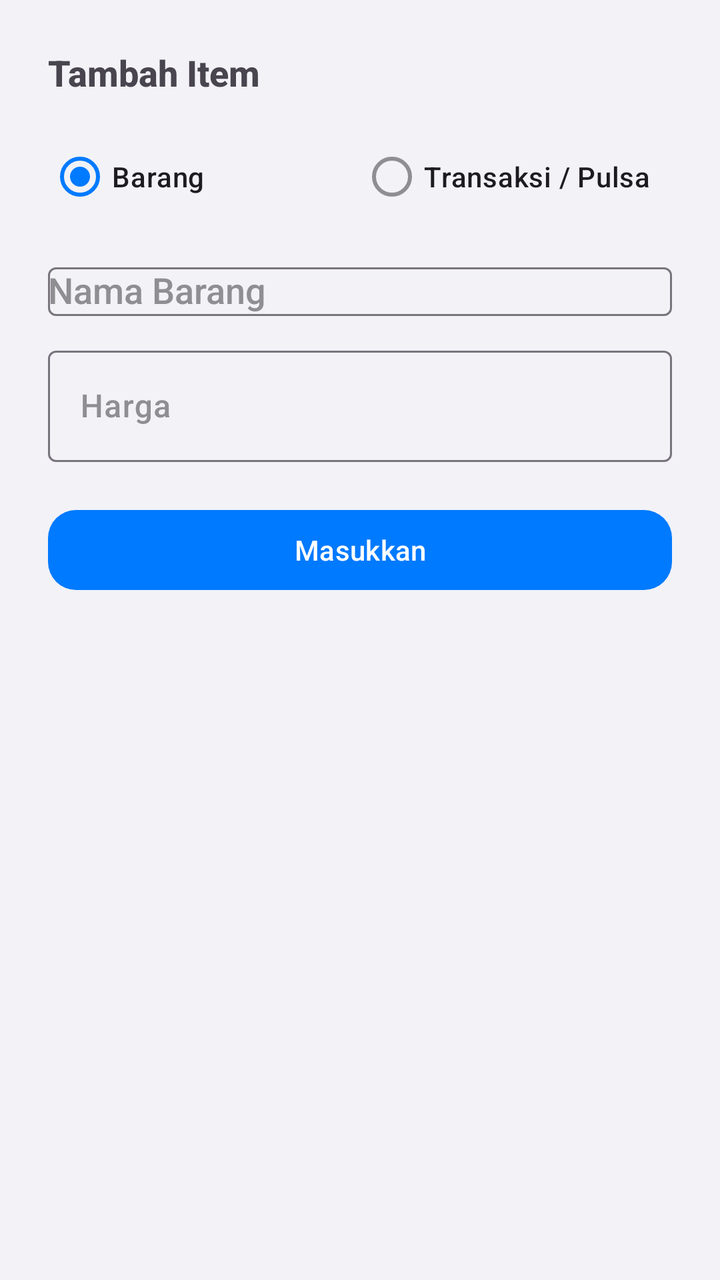
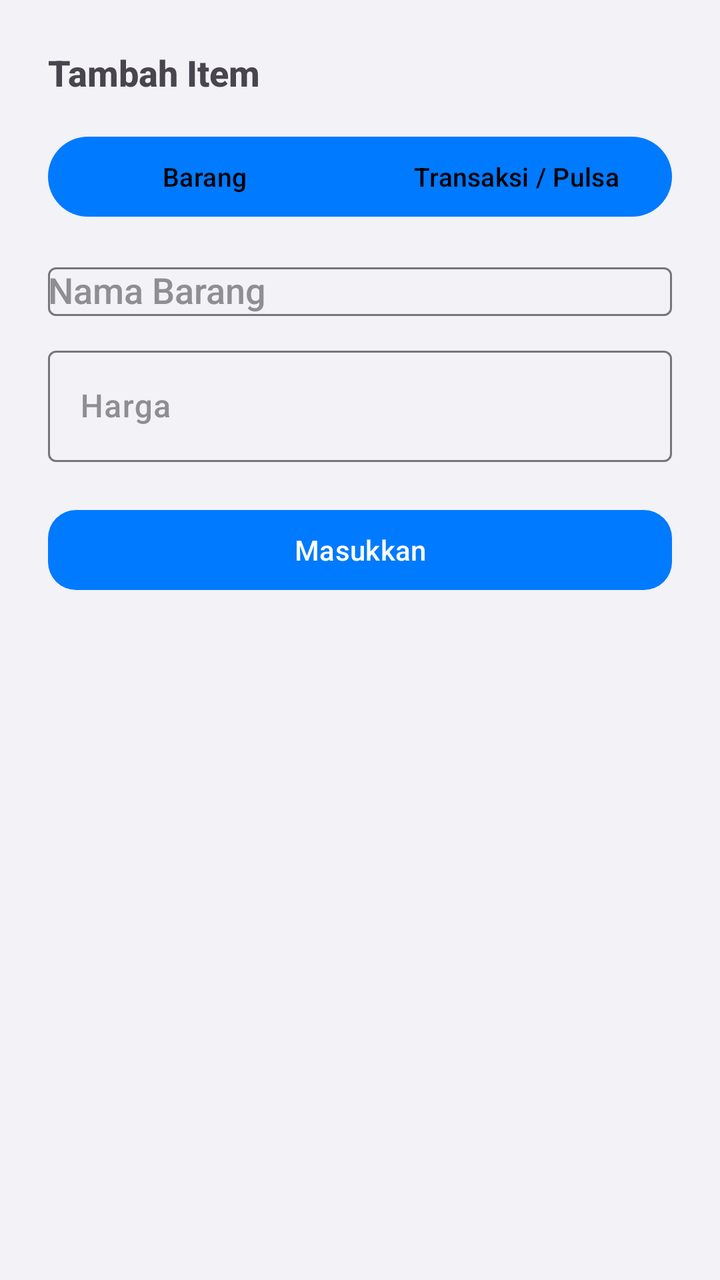

Two renders of the same Android screen: before a commit and after it. Below are the layout's source before the change and the commit's diff.
<!-- AndroidManifest.xml: application theme Theme.KasirAksesoris -->
<!-- res/layout/dialog_add_item.xml -->
<?xml version="1.0" encoding="utf-8"?>
<LinearLayout xmlns:android="http://schemas.android.com/apk/res/android"
    xmlns:app="http://schemas.android.com/apk/res-auto"
    android:layout_width="match_parent"
    android:layout_height="wrap_content"
    android:orientation="vertical"
    android:padding="24dp">

    <TextView
        android:id="@+id/tvJudulDialog"
        android:layout_width="wrap_content"
        android:layout_height="wrap_content"
        android:text="Tambah Item"
        android:textStyle="bold"
        android:textSize="18sp"
        android:layout_marginBottom="16dp" />

    <RadioGroup
        android:id="@+id/radioGroupTipe"
        android:layout_width="match_parent"
        android:layout_height="wrap_content"
        android:orientation="horizontal"
        android:layout_marginBottom="16dp">

        <RadioButton
            android:id="@+id/radioBarang"
            android:layout_width="0dp"
            android:layout_height="wrap_content"
            android:layout_weight="1"
            android:text="Barang"
            android:buttonTint="@color/radio_tint"
            android:checked="true" />

        <RadioButton
            android:id="@+id/radioPulsa"
            android:layout_width="0dp"
            android:layout_height="wrap_content"
            android:layout_weight="1"
            android:text="Transaksi / Pulsa"
            android:buttonTint="@color/radio_tint" />
    </RadioGroup>

    <com.google.android.material.textfield.TextInputLayout
        android:id="@+id/tilNama"
        android:layout_width="match_parent"
        android:layout_height="wrap_content"
        android:hint="Nama Barang">

        <AutoCompleteTextView
            android:id="@+id/etNama"
            android:layout_width="match_parent"
            android:layout_height="wrap_content"
            android:inputType="textCapWords"
            android:completionThreshold="1" />
    </com.google.android.material.textfield.TextInputLayout>

    <com.google.android.material.textfield.TextInputLayout
        android:id="@+id/tilHarga"
        android:layout_width="match_parent"
        android:layout_height="wrap_content"
        android:layout_marginTop="12dp"
        android:hint="Harga">

        <com.google.android.material.textfield.TextInputEditText
            android:id="@+id/etHarga"
            android:layout_width="match_parent"
            android:layout_height="wrap_content"
            android:inputType="number" />
    </com.google.android.material.textfield.TextInputLayout>

    <com.google.android.material.button.MaterialButton
        android:id="@+id/btnMasukkan"
        android:layout_width="match_parent"
        android:layout_height="wrap_content"
        android:layout_marginTop="20dp"
        android:text="Masukkan" />
</LinearLayout>
<!-- resources referenced by this layout -->
<resources>
  <style name="Theme.KasirAksesoris" parent="Theme.Material3.Light.NoActionBar">
          <item name="colorPrimary">@color/ios_blue</item>
          <item name="colorPrimaryDark">@color/ios_blue</item>
          <item name="colorSecondary">@color/ios_orange</item>
          <item name="colorAccent">@color/ios_blue</item>
          <item name="android:colorBackground">@color/light_background</item>
          <item name="colorSurface">@color/light_surface</item>
          <item name="colorSurfaceVariant">@color/light_surface_variant</item>
          <item name="colorOnSurface">@color/light_on_surface</item>
          <item name="colorOnSurfaceVariant">@color/light_on_surface_variant</item>
          <item name="android:statusBarColor">@color/light_background</item>
          <item name="android:navigationBarColor">@color/light_surface</item>
          <item name="android:windowLightStatusBar">true</item>
          <item name="android:windowLightNavigationBar">true</item>
          <item name="android:fontFamily">sans-serif-medium</item>
          <item name="materialButtonStyle">@style/Widget.KasirAksesoris.Button</item>
      </style>
  <color name="ios_blue">#007AFF</color>
  <color name="ios_orange">#FF9500</color>
  <color name="light_background">#F2F2F7</color>
  <color name="light_surface">#FFFFFF</color>
  <color name="light_surface_variant">#E5E5EA</color>
  <color name="light_on_surface">#000000</color>
  <color name="light_on_surface_variant">#8E8E93</color>
  <style name="Widget.KasirAksesoris.Button" parent="Widget.Material3.Button">
          <item name="cornerRadius">14dp</item>
      </style>
</resources>

<!-- the commit's change to res/layout/dialog_add_item.xml (unified diff, before → after) -->
@@ -15,30 +15,35 @@
         android:textSize="18sp"
         android:layout_marginBottom="16dp" />
 
-    <RadioGroup
-        android:id="@+id/radioGroupTipe"
+    <com.google.android.material.button.MaterialButtonToggleGroup
+        android:id="@+id/toggleTipe"
         android:layout_width="match_parent"
         android:layout_height="wrap_content"
-        android:orientation="horizontal"
-        android:layout_marginBottom="16dp">
+        android:layout_marginBottom="16dp"
+        app:singleSelection="true"
+        app:selectionRequired="true">
 
-        <RadioButton
-            android:id="@+id/radioBarang"
+        <com.google.android.material.button.MaterialButton
+            android:id="@+id/btnTipeBarang"
+            style="@style/Widget.Material3.Button"
             android:layout_width="0dp"
-            android:layout_height="wrap_content"
+            android:layout_height="48dp"
             android:layout_weight="1"
             android:text="Barang"
-            android:buttonTint="@color/radio_tint"
+            android:textColor="@color/toggle_button_text"
+            android:textSize="13sp"
             android:checked="true" />
 
-        <RadioButton
-            android:id="@+id/radioPulsa"
+        <com.google.android.material.button.MaterialButton
+            android:id="@+id/btnTipePulsa"
+            style="@style/Widget.Material3.Button"
             android:layout_width="0dp"
-            android:layout_height="wrap_content"
+            android:layout_height="48dp"
             android:layout_weight="1"
             android:text="Transaksi / Pulsa"
-            android:buttonTint="@color/radio_tint" />
-    </RadioGroup>
+            android:textColor="@color/toggle_button_text"
+            android:textSize="13sp" />
+    </com.google.android.material.button.MaterialButtonToggleGroup>
 
     <com.google.android.material.textfield.TextInputLayout
         android:id="@+id/tilNama"
